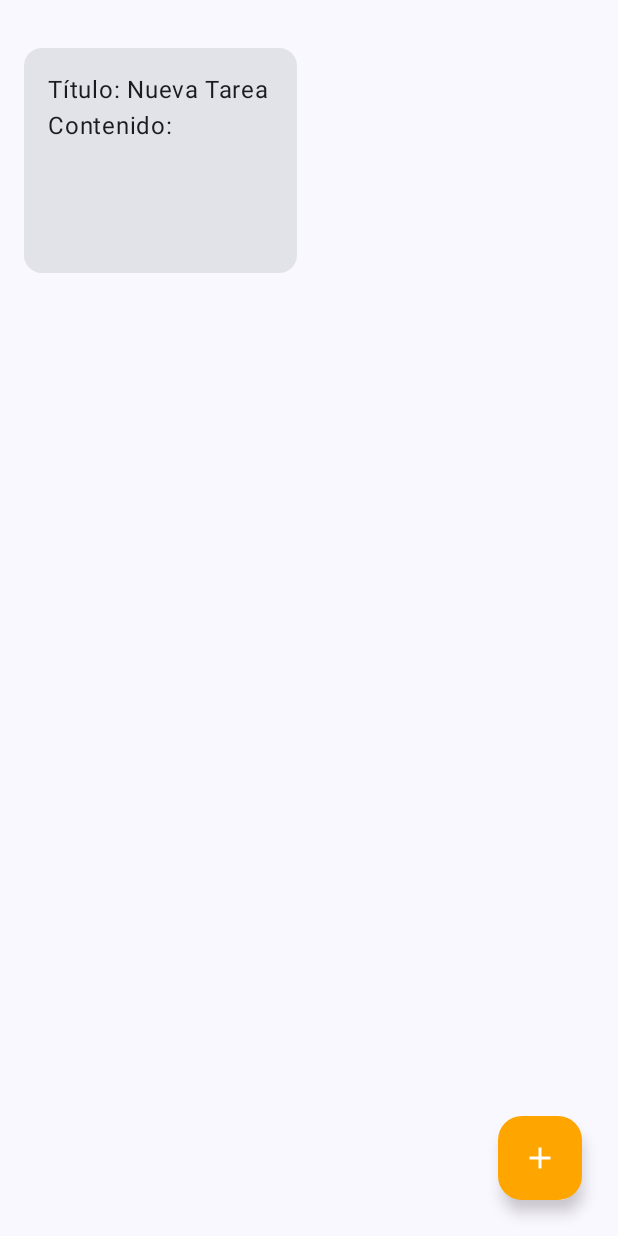
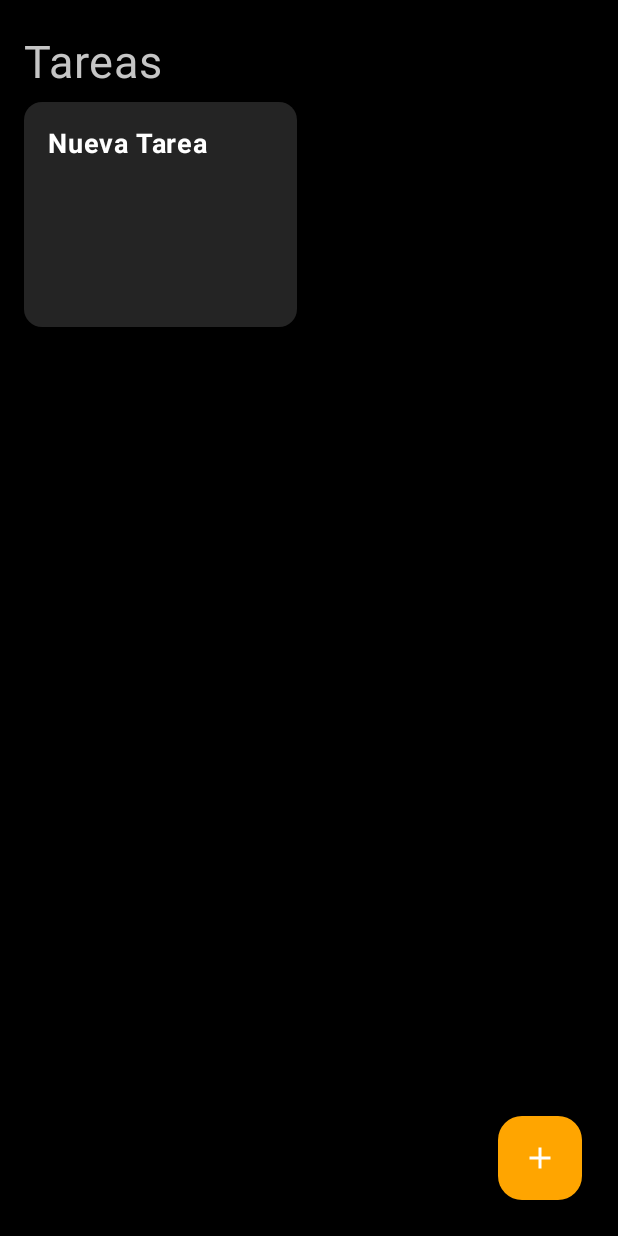
Before and after one commit to SamuelRiveira/Tareas, an Android app built with Jetpack Compose: the lista_tareas screen opened through its navigation route, on a phone screen of 412 x 824 dp. Run offline under Robolectric (Android 15) with nearby library versions, the phone set to English and light mode, and no system bars; our stand-ins replace Room's generated code.

Commit message:
Cambio de colores en la Pantalla Principal ListaTareas

```diff
--- a/app/src/main/java/dev/samu/tareas/screens/ListaTareas.kt
+++ b/app/src/main/java/dev/samu/tareas/screens/ListaTareas.kt
@@ -1,5 +1,7 @@
 package dev.samu.tareas.screens
 
+import android.R
+import androidx.compose.foundation.background
 import androidx.compose.foundation.layout.Box
 import androidx.compose.foundation.layout.Column
 import androidx.compose.foundation.layout.fillMaxSize
@@ -12,6 +14,8 @@ import androidx.compose.foundation.lazy.grid.itemsIndexed
 import androidx.compose.material.icons.Icons
 import androidx.compose.material.icons.filled.Add
 import androidx.compose.material3.Card
+import androidx.compose.material3.CardColors
+import androidx.compose.material3.CardDefaults
 import androidx.compose.material3.FloatingActionButton
 import androidx.compose.material3.Icon
 import androidx.compose.material3.Text
@@ -23,7 +27,9 @@ import androidx.compose.runtime.setValue
 import androidx.compose.ui.Alignment
 import androidx.compose.ui.Modifier
 import androidx.compose.ui.graphics.Color
+import androidx.compose.ui.text.font.FontWeight
 import androidx.compose.ui.unit.dp
+import androidx.compose.ui.unit.sp
 import androidx.navigation.NavHostController
 import dev.samu.tareas.data.Task
 import dev.samu.tareas.navigation.AppScreens
@@ -32,10 +38,19 @@ import dev.samu.tareas.viewmodel.TaskViewModel
 @Composable
 fun ListaTareas(navController: NavHostController, taskViewModel: TaskViewModel) {
     var indiceTarea by remember { mutableStateOf(0) }
-    Box{
+    Box(
+        modifier = Modifier.background(Color.Black)
+    ){
         Column(
             modifier = Modifier.fillMaxSize().padding(8.dp).padding(top = 16.dp)
         ) {
+            Text(
+                text = "Tareas",
+                fontSize = 30.sp,
+                color = Color(0xffc5c5c5),
+                modifier = Modifier
+                    .padding(start = 8.dp)
+            )
             LazyVerticalGrid(
                 columns = GridCells.Fixed(2)
             ) {
@@ -62,6 +77,9 @@ fun ListaTareas(navController: NavHostController, taskViewModel: TaskViewModel)
                                 .padding(8.dp)
                                 .height(150.dp)
                                 .width(200.dp),
+                            colors = CardDefaults.cardColors(
+                                containerColor = Color(0xff242424),
+                            ),
                             onClick = {
                                 navController.navigate(route = AppScreens.Tarea.route + "/${index}")
                             }
@@ -69,8 +87,18 @@ fun ListaTareas(navController: NavHostController, taskViewModel: TaskViewModel)
                             Column(
                                 modifier = Modifier.padding(16.dp)
                             ) {
-                                Text(text = "Título: ${task.title}")
-                                Text(text = "Contenido: ${task.content}")
+                                Text(
+                                    text = "${task.title}",
+                                    fontWeight = FontWeight.Bold,
+                                    fontSize = 18.sp,
+                                    color = Color.White,
+                                    modifier = Modifier
+                                        .padding(bottom = 8.dp)
+                                )
+                                Text(
+                                    text = "${task.content}",
+                                    color = Color(0xff828282)
+                                )
                             }
                         }
                     }
```
